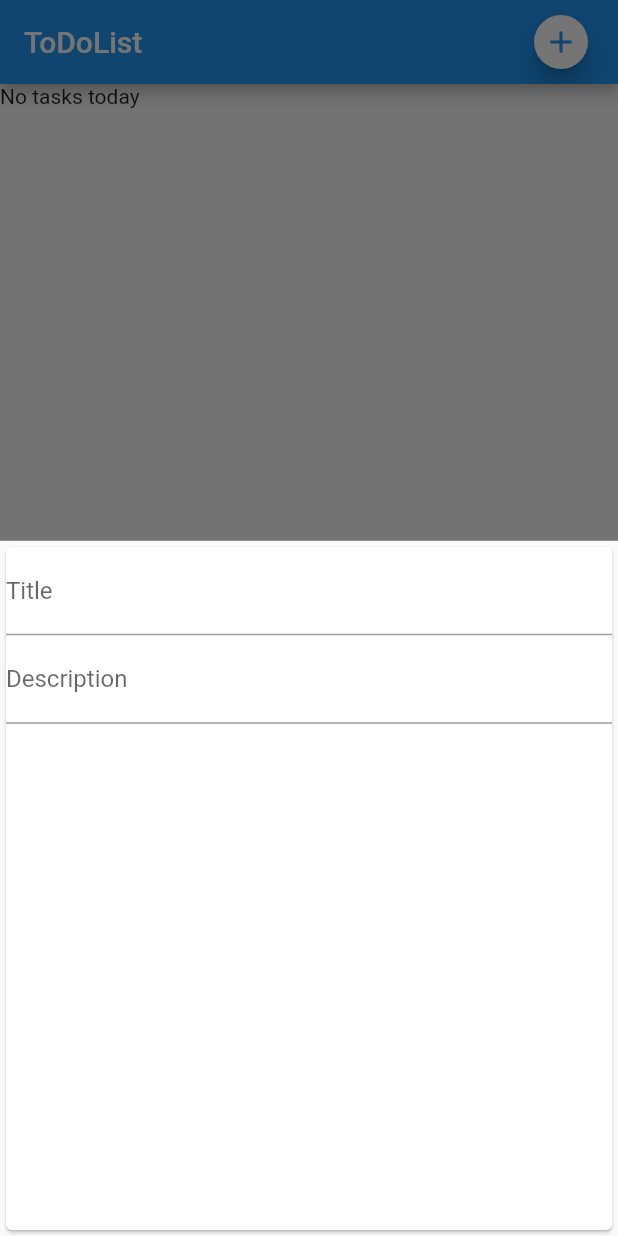
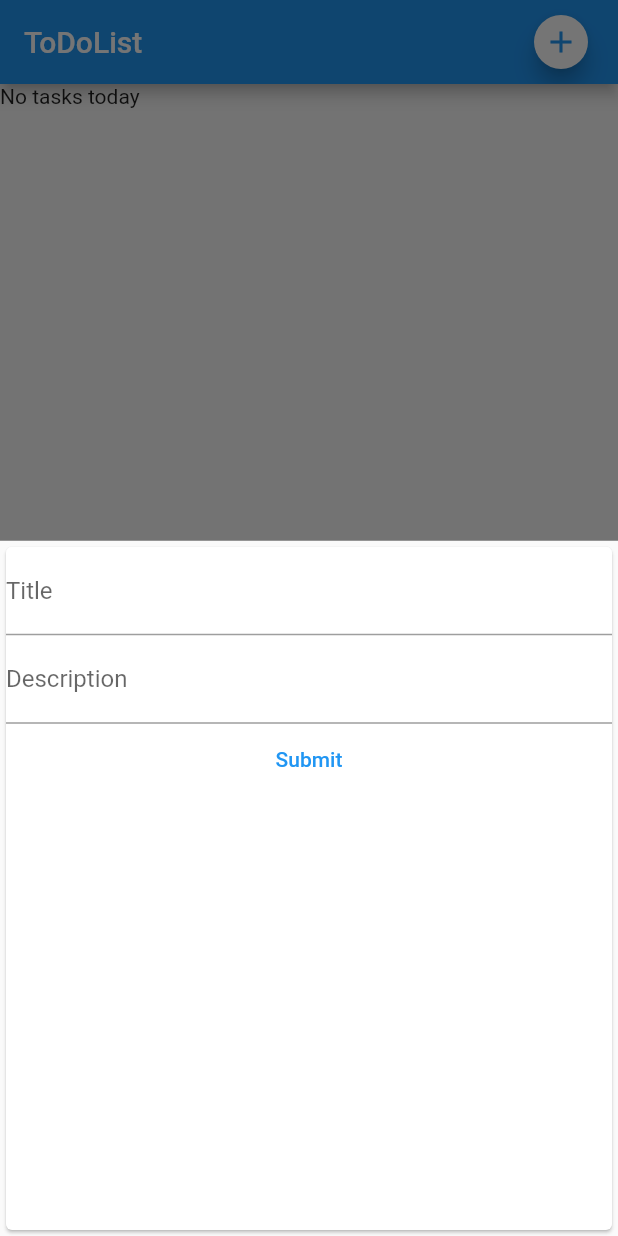
Before and after one commit to AllanCicceri/TodoAap, a Flutter app: the screen it shows after launch, after a tap on the "add" icon, on a phone screen of 412 x 824 dp. Run offline on Flutter 3.47's test engine with Material 2 defaults, Android fonts, the phone set to English and light mode, and no system bars.

Commit message:
add: action submit to form

```diff
--- a/todoapp/lib/components/task_form.dart
+++ b/todoapp/lib/components/task_form.dart
@@ -1,13 +1,23 @@
 import 'package:flutter/material.dart';
 
 class TaskForm extends StatefulWidget {
+  final void Function(String, String) onSubmit;
+
+  TaskForm(this.onSubmit);
+
   @override
   State<TaskForm> createState() => _TaskFormState();
 }
 
 class _TaskFormState extends State<TaskForm> {
+  _TaskFormState();
+
   @override
   Widget build(BuildContext context) {
+    _submitForm() {
+      widget.onSubmit('MeuTitulo', 'MinhaDescricao');
+    }
+
     return Card(
       child: Column(
         children: [
@@ -17,6 +27,7 @@ class _TaskFormState extends State<TaskForm> {
           TextField(
             decoration: InputDecoration(labelText: 'Description'),
           ),
+          TextButton(onPressed: _submitForm, child: Text('Submit')),
         ],
       ),
     );
--- a/todoapp/lib/home.dart
+++ b/todoapp/lib/home.dart
@@ -12,20 +12,20 @@ class Home extends StatefulWidget {
 class _HomeState extends State<Home> {
   final List<TaskModel> _tasksList = [];
 
-  _showAddTaskFormModal(BuildContext context) {
-    showModalBottomSheet(
-        context: context,
-        builder: (_) {
-          return TaskForm();
-        });
-  }
-
-  _addTask() {
+  _addTask(String title, String desc) {
     setState(() {
       TaskModel myTask = TaskModel('dsadsad', 'vo', 'vovozinhanha');
 
       _tasksList.add(myTask);
     });
+  }
+
+  _showAddTaskFormModal(BuildContext context) {
+    showModalBottomSheet(
+        context: context,
+        builder: (_) {
+          return TaskForm(_addTask);
+        });
   }
 
   @override
```
